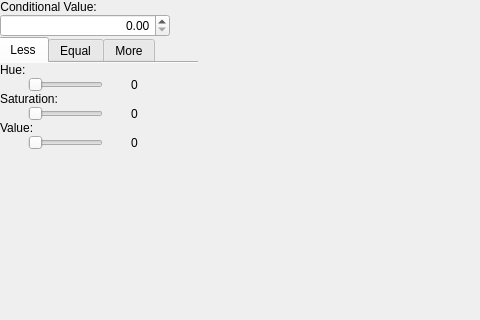
The window that conditionalcolordialog.ui (Airels/ihm-tabs) describes before a commit, drawn with Qt 5; both pictures show x 0 to 480 and y 0 to 320 of the 623 by 658 pixel window.
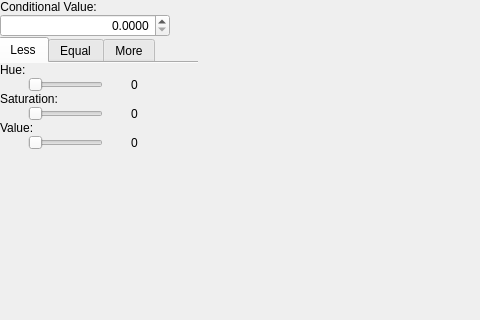
The same window after the commit. The open tabs and pages were chosen to show the change.

The edit to the form file:
```diff
--- a/conditionalcolordialog.ui
+++ b/conditionalcolordialog.ui
@@ -108,6 +108,9 @@
             <property name="alignment">
              <set>Qt::AlignRight|Qt::AlignTrailing|Qt::AlignVCenter</set>
             </property>
+            <property name="decimals">
+             <number>4</number>
+            </property>
            </widget>
           </item>
           <item>
```
Left out of the diff: 2 changed lines with no effect on the pictures.
